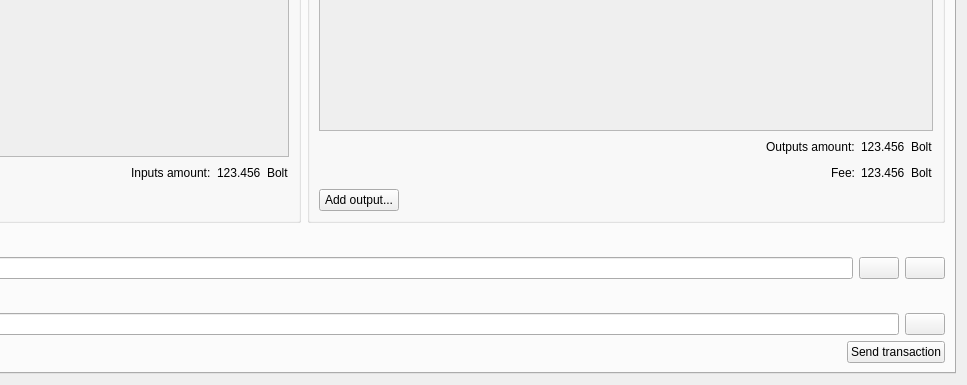
The window that src/qt/forms/multisigdialog.ui (5mil/Bolt) describes before a commit, drawn with Qt 5; both pictures show x 360 to 1327 and y 210 to 595 of the 1327 by 595 pixel window.
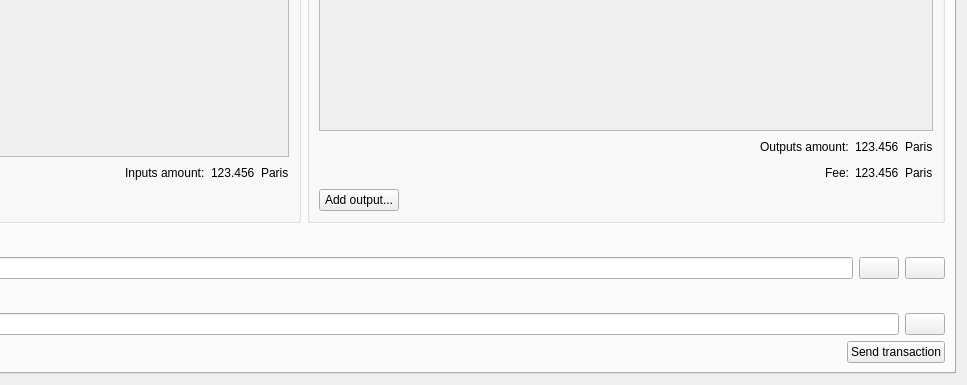
The same window after the commit. The open tabs and pages were chosen to show the change. Icons and pictures are not drawn.

```diff
--- a/src/qt/forms/multisigdialog.ui
+++ b/src/qt/forms/multisigdialog.ui
@@ -399,7 +399,7 @@
                 <item>
                  <widget class="QLabel" name="label">
                   <property name="text">
-                   <string>Bolt</string>
+                   <string>Paris</string>
                   </property>
                  </widget>
                 </item>
@@ -518,7 +518,7 @@
                 <item>
                  <widget class="QLabel" name="label_2">
                   <property name="text">
-                   <string>Bolt</string>
+                   <string>Paris</string>
                   </property>
                  </widget>
                 </item>
@@ -556,7 +556,7 @@
                 <item>
                  <widget class="QLabel" name="label_3">
                   <property name="text">
-                   <string>Bolt</string>
+                   <string>Paris</string>
                   </property>
                  </widget>
                 </item>
```
